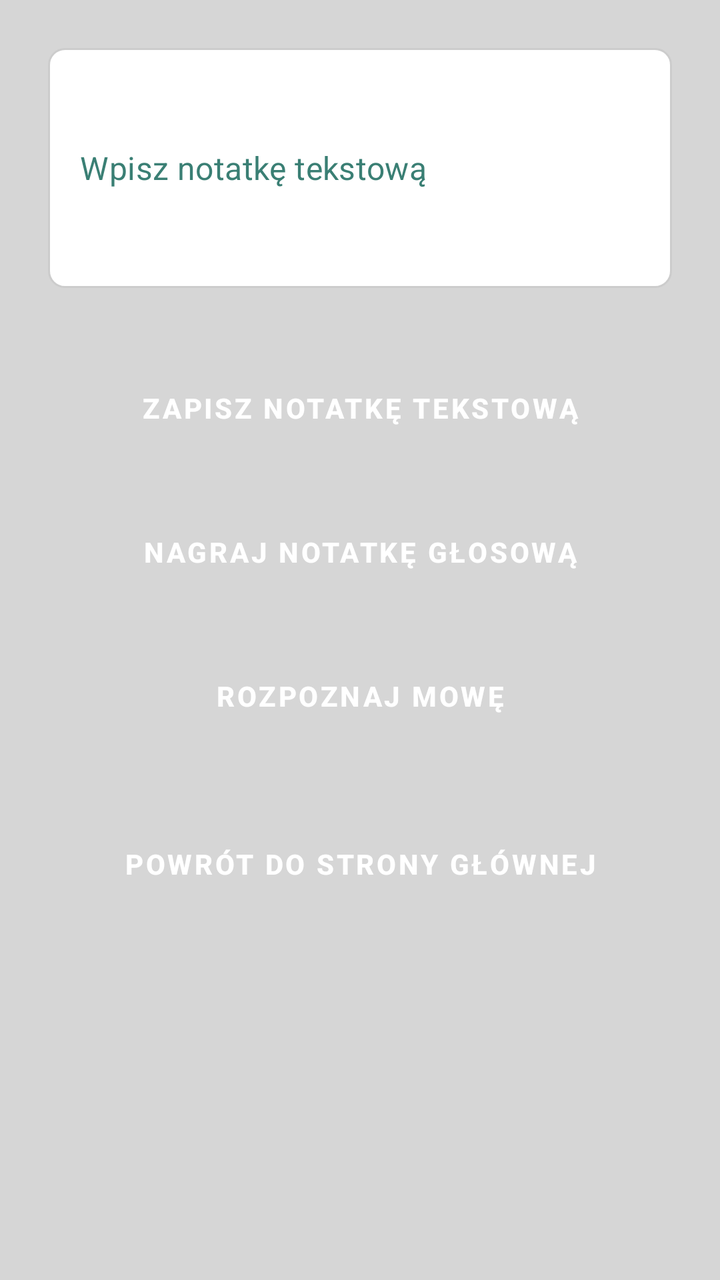
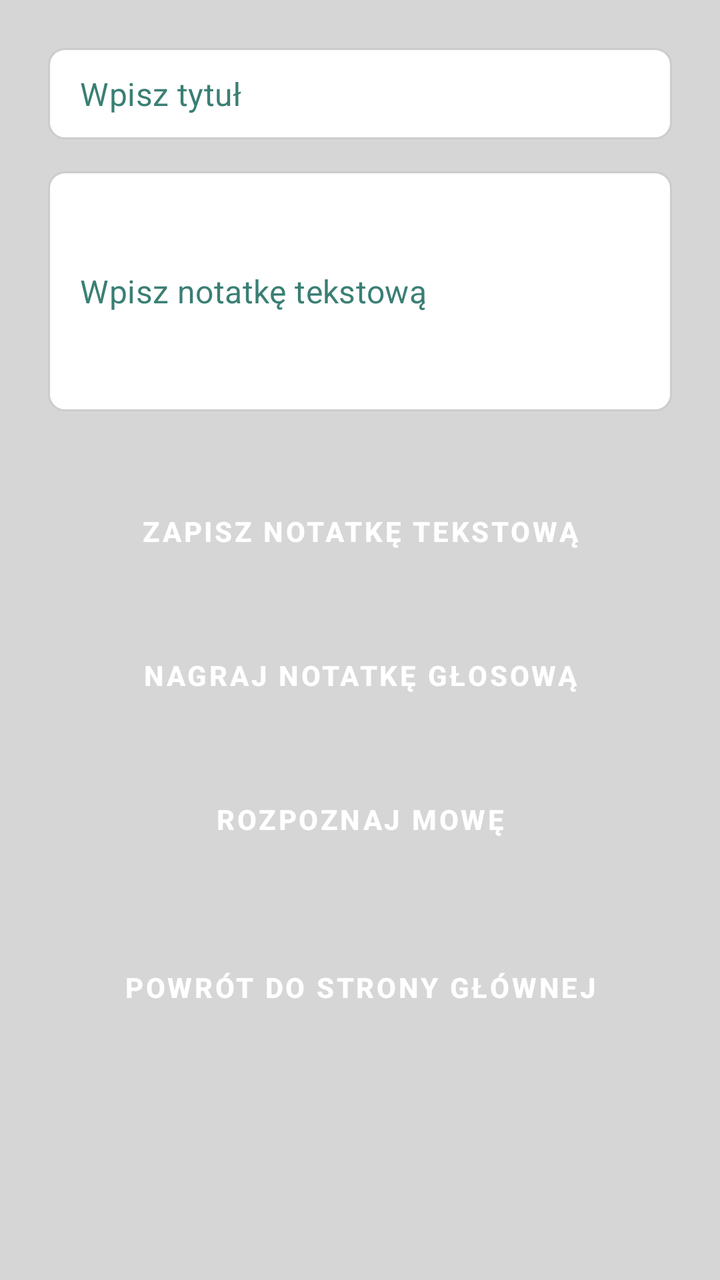

The first picture is an Android layout as it rendered before a commit; the second is the same layout after the commit. The layout source and the unified diff follow.
<!-- AndroidManifest.xml: application theme Theme.GigaNotatnik -->
<!-- res/layout/activity_create_note.xml -->
<ScrollView xmlns:android="http://schemas.android.com/apk/res/android"
    android:orientation="vertical"
    android:layout_width="match_parent"
    android:layout_height="match_parent"
    android:background="?attr/colorSurface"
    android:padding="24dp">

    <LinearLayout
        android:orientation="vertical"
        android:layout_width="match_parent"
        android:layout_height="wrap_content">

        <EditText
            android:id="@+id/editTextNote"
            style="@style/AppEditText"
            android:minHeight="120dp"
            android:hint="@string/note_hint"
            android:inputType="textMultiLine"
            android:layout_marginBottom="24dp"
            android:layout_width="match_parent"
            android:layout_height="wrap_content"/>

        <Button
            android:id="@+id/btnSaveText"
            style="@style/AppButton"
            android:text="@string/save_text_note"
            android:layout_marginBottom="12dp"/>

        <Button
            android:id="@+id/btnRecord"
            style="@style/AppButton"
            android:text="@string/record_note"
            android:layout_marginBottom="12dp"/>

        <Button
            android:id="@+id/btnSpeechToText"
            style="@style/AppButton"
            android:text="@string/speech_to_text"
            android:layout_marginBottom="12dp"/>

        <Button
            android:id="@+id/btnBackToMain"
            style="@style/AppButton"
            android:text="@string/back_to_main"
            android:layout_marginTop="24dp"/>
    </LinearLayout>
</ScrollView>
<!-- resources referenced by this layout -->
<resources>
  <string name="back_to_main">Powrót do strony głównej"</string>
  <string name="note_hint">Wpisz notatkę tekstową</string>
  <string name="record_note">Nagraj notatkę głosową</string>
  <string name="save_text_note">Zapisz notatkę tekstową</string>
  <string name="speech_to_text">Rozpoznaj mowę</string>
  <style name="AppButton" parent="Widget.MaterialComponents.Button">
          <item name="android:layout_width">match_parent</item>
          <item name="android:layout_height">wrap_content</item>
          <item name="android:layout_marginTop">12dp</item>
          <item name="android:background">@drawable/button_background</item>
          <item name="android:textColor">?attr/colorOnPrimary</item>
          <item name="android:textStyle">bold</item>
          <item name="android:elevation">2dp</item>
      </style>
  <style name="AppEditText" parent="Widget.MaterialComponents.TextInputEditText.FilledBox">
          <item name="android:textColor">?attr/colorOnSurface</item>
          <item name="android:textColorHint">?attr/colorPrimary</item>
          <item name="android:padding">12dp</item>
          <item name="android:textSize">16sp</item>
          <item name="android:background">@drawable/edittext_background</item>
      </style>
  <style name="Theme.GigaNotatnik" parent="Theme.Material3.Light.NoActionBar">
          <item name="android:windowBackground">@color/background_light</item>
          <item name="colorPrimary">@color/primary_light</item>
          <item name="colorSecondary">@color/primary_teal_light</item>
          <item name="colorOnPrimary">@color/text_on_button_light</item>
          <item name="colorSurface">@color/surface_light</item>
          <item name="colorOnSurface">@color/text_primary_light</item>
      </style>
  <!-- drawable button_background (drawable) -->
  <?xml version="1.0" encoding="utf-8"?>
  <selector xmlns:android="http://schemas.android.com/apk/res/android">
      <shape xmlns:android="http://schemas.android.com/apk/res/android"
          android:shape="rectangle">
          <solid android:color="@color/primary_mint_light"/>
          <corners android:radius="12dp"/>
          <padding android:left="16dp" android:top="8dp"
              android:right="16dp" android:bottom="8dp"/>
      </shape>
  
  
  </selector>
  <!-- drawable edittext_background (drawable) -->
  <?xml version="1.0" encoding="utf-8"?>
  <shape xmlns:android="http://schemas.android.com/apk/res/android"
      android:shape="rectangle">
      <solid android:color="#FFFFFF" />
      <stroke android:width="1dp" android:color="#CCCCCC" />
      <corners android:radius="8dp" />
      <padding android:left="8dp" android:top="8dp" android:right="8dp" android:bottom="8dp" />
  </shape>
  <color name="background_light">#E0E0E0</color>
  <color name="primary_light">#3A7F74</color>
  <color name="primary_teal_light">#2F6F63</color>
  <color name="text_on_button_light">#FFFFFF</color>
  <color name="surface_light">#D6D6D6</color>
  <color name="text_primary_light">#111111</color>
  <color name="primary_mint_light">#5FA88C</color>
</resources>

<!-- the commit's change to res/layout/activity_create_note.xml (unified diff, before → after) -->
@@ -10,6 +10,17 @@
         android:layout_width="match_parent"
         android:layout_height="wrap_content">
 
+        
+        <EditText
+            android:id="@+id/editTextTitle"
+            style="@style/AppEditText"
+            android:hint="@string/note_title_hint"
+            android:inputType="textCapSentences"
+            android:layout_marginBottom="16dp"
+            android:layout_width="match_parent"
+            android:layout_height="wrap_content"/>
+
+        
         <EditText
             android:id="@+id/editTextNote"
             style="@style/AppEditText"
<!-- resource entries referenced after the edit -->
@@ -2,6 +2,7 @@
 <resources>
   <string name="back_to_main">Powrót do strony głównej"</string>
   <string name="note_hint">Wpisz notatkę tekstową</string>
+  <string name="note_title_hint">Wpisz tytuł</string>
   <string name="record_note">Nagraj notatkę głosową</string>
   <string name="save_text_note">Zapisz notatkę tekstową</string>
   <string name="speech_to_text">Rozpoznaj mowę</string>
